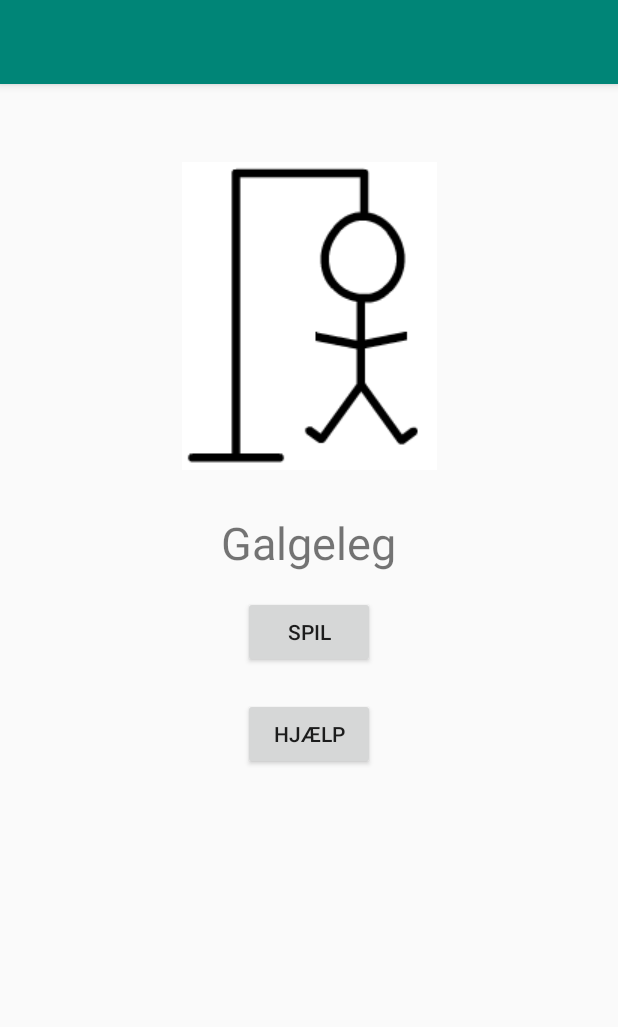
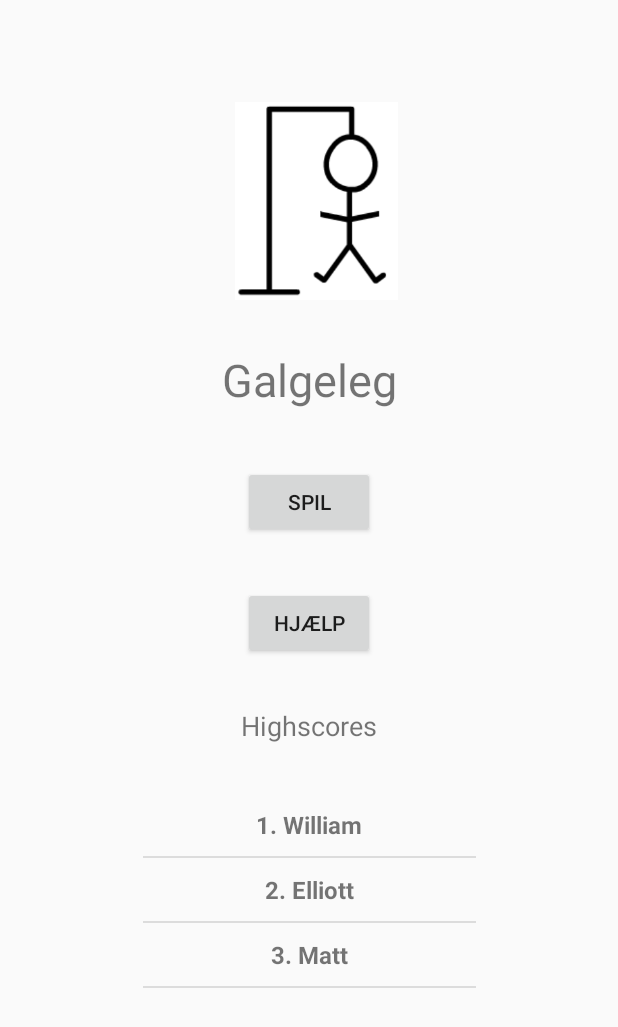
Before and after one commit to Joe-Briefcase/Galgeleg, an Android app: the screen it shows after launch (MainMenu), on a phone screen of 412 x 824 dp. Shown: the top 1027 px of the screen. Run offline under Robolectric (Android 15) with nearby library versions, the phone set to English and light mode, and no system bars.

Commit message:
Implementeret ListView.

```diff
--- a/app/src/main/java/com/example/galgeleg/MainMenu.java
+++ b/app/src/main/java/com/example/galgeleg/MainMenu.java
@@ -7,26 +7,39 @@ import androidx.recyclerview.widget.RecyclerView;
 import android.content.Intent;
 import android.os.Bundle;
 import android.view.View;
+import android.view.Window;
 import android.widget.Adapter;
+import android.widget.ArrayAdapter;
 import android.widget.Button;
 import android.widget.ImageView;
+import android.widget.ListView;
 import android.widget.TextView;
+
+import java.util.List;
 
 public class MainMenu extends AppCompatActivity implements View.OnClickListener{
 
     Button button1;
     Button button2;
+    ListView listView;
+    String[] highscores = new String[]{"1. William", "2. Elliott", "3. Matt"};
+
 
     @Override
     protected void onCreate(Bundle savedInstanceState) {
         super.onCreate(savedInstanceState);
         setContentView(R.layout.activity_main_menu);
 
+        // Knapper.
         button1 = findViewById(R.id.button);
         button2 = findViewById(R.id.button2);
-
         button1.setOnClickListener(this);
         button2.setOnClickListener(this);
+
+        // ListView
+        ArrayAdapter adapter = new ArrayAdapter<>(this, R.layout.activity_listview, highscores);
+        ListView listView = findViewById(R.id.listView);
+        listView.setAdapter(adapter);
     }
 
     @Override
--- /dev/null
+++ b/app/src/main/res/layout/activity_listview.xml
@@ -0,0 +1,11 @@
+<?xml version="1.0" encoding="utf-8"?>
+<TextView xmlns:android="http://schemas.android.com/apk/res/android"
+    android:id="@+id/label"
+    android:layout_width="fill_parent"
+    android:layout_height="fill_parent"
+    android:padding="10dip"
+    android:textSize="16dip"
+    android:textStyle="bold"
+    android:gravity="center"
+    >
+</TextView>
--- a/app/src/main/res/layout/activity_main_menu.xml
+++ b/app/src/main/res/layout/activity_main_menu.xml
@@ -10,63 +10,91 @@
         android:id="@+id/button"
         android:layout_width="wrap_content"
         android:layout_height="wrap_content"
-        android:layout_marginStart="161dp"
-        android:layout_marginTop="15dp"
-        android:layout_marginEnd="162dp"
+        android:layout_marginStart="8dp"
+        android:layout_marginTop="13dp"
+        android:layout_marginEnd="8dp"
+        android:layout_marginBottom="8dp"
         android:text="Spil"
+        app:layout_constraintBottom_toTopOf="@+id/button2"
         app:layout_constraintEnd_toEndOf="parent"
-        app:layout_constraintHorizontal_bias="1.0"
         app:layout_constraintStart_toStartOf="parent"
-        app:layout_constraintTop_toBottomOf="@+id/textWin" />
+        app:layout_constraintTop_toBottomOf="@+id/textGalgeleg" />
 
     <Button
         android:id="@+id/button2"
         android:layout_width="wrap_content"
         android:layout_height="wrap_content"
-        android:layout_marginStart="161dp"
-        android:layout_marginTop="20dp"
-        android:layout_marginEnd="162dp"
+        android:layout_marginStart="8dp"
+        android:layout_marginTop="8dp"
+        android:layout_marginEnd="8dp"
+        android:layout_marginBottom="8dp"
         android:text="Hjælp"
+        app:layout_constraintBottom_toTopOf="@+id/textHighscores"
         app:layout_constraintEnd_toEndOf="parent"
         app:layout_constraintStart_toStartOf="parent"
         app:layout_constraintTop_toBottomOf="@+id/button" />
 
     <ImageView
         android:id="@+id/imageView"
-        android:layout_width="wrap_content"
-        android:layout_height="wrap_content"
+        android:layout_width="130dp"
+        android:layout_height="132dp"
         android:layout_marginStart="8dp"
         android:layout_marginTop="52dp"
         android:layout_marginEnd="8dp"
-        android:layout_marginBottom="214dp"
-        app:layout_constraintBottom_toTopOf="@+id/constraintLayout"
+        android:layout_marginBottom="8dp"
+        app:layout_constraintBottom_toTopOf="@+id/textGalgeleg"
         app:layout_constraintEnd_toEndOf="parent"
+        app:layout_constraintHorizontal_bias="0.52"
         app:layout_constraintStart_toStartOf="parent"
         app:layout_constraintTop_toTopOf="parent"
         app:srcCompat="@drawable/forkert6" />
 
     <TextView
-        android:id="@+id/textWin"
+        android:id="@+id/textGalgeleg"
         android:layout_width="wrap_content"
         android:layout_height="wrap_content"
-        android:layout_marginStart="146dp"
-        android:layout_marginTop="28dp"
-        android:layout_marginEnd="147dp"
+        android:layout_marginStart="8dp"
+        android:layout_marginTop="8dp"
+        android:layout_marginEnd="8dp"
+        android:layout_marginBottom="8dp"
         android:text="Galgeleg"
         android:textSize="30sp"
+        app:layout_constraintBottom_toTopOf="@+id/button"
         app:layout_constraintEnd_toEndOf="parent"
         app:layout_constraintStart_toStartOf="parent"
         app:layout_constraintTop_toBottomOf="@+id/imageView" />
 
+    <TextView
+        android:id="@+id/textHighscores"
+        android:layout_width="wrap_content"
+        android:layout_height="wrap_content"
+        android:layout_marginStart="8dp"
+        android:layout_marginTop="8dp"
+        android:layout_marginEnd="8dp"
+        android:layout_marginBottom="8dp"
+        android:text="Highscores"
+        android:textSize="18sp"
+        app:layout_constraintBottom_toTopOf="@+id/constraintLayout"
+        app:layout_constraintEnd_toEndOf="parent"
+        app:layout_constraintStart_toStartOf="parent"
+        app:layout_constraintTop_toBottomOf="@+id/button2" />
+
     <androidx.constraintlayout.widget.ConstraintLayout
         android:id="@+id/constraintLayout"
-        android:layout_width="0dp"
-        android:layout_height="0dp"
+        android:layout_width="222dp"
+        android:layout_height="279dp"
+        android:layout_marginTop="8dp"
         app:layout_constraintBottom_toBottomOf="parent"
         app:layout_constraintEnd_toEndOf="parent"
         app:layout_constraintStart_toStartOf="parent"
-        app:layout_constraintTop_toBottomOf="@+id/imageView"/>
+        app:layout_constraintTop_toBottomOf="@+id/textHighscores">
 
-
+        <ListView
+            android:id="@+id/listView"
+            android:layout_width="match_parent"
+            android:layout_height="match_parent"
+            tools:layout_editor_absoluteX="0dp"
+            tools:layout_editor_absoluteY="39dp" />
+    </androidx.constraintlayout.widget.ConstraintLayout>
 
 </androidx.constraintlayout.widget.ConstraintLayout>
--- a/app/src/main/res/layout/activity_win.xml
+++ b/app/src/main/res/layout/activity_win.xml
@@ -7,7 +7,7 @@
     tools:context=".Win">
 
     <TextView
-        android:id="@+id/textWin"
+        android:id="@+id/textGalgeleg"
         android:layout_width="wrap_content"
         android:layout_height="wrap_content"
         android:layout_marginTop="128dp"
--- a/app/src/main/res/values/styles.xml
+++ b/app/src/main/res/values/styles.xml
@@ -6,6 +6,8 @@
         <item name="colorPrimary">@color/colorPrimary</item>
         <item name="colorPrimaryDark">@color/colorPrimaryDark</item>
         <item name="colorAccent">@color/colorAccent</item>
+        <item name="windowActionBar">false</item>
+        <item name="windowNoTitle">true</item>
     </style>
 
 </resources>
```
Also changed, not shown: 3 other files.
